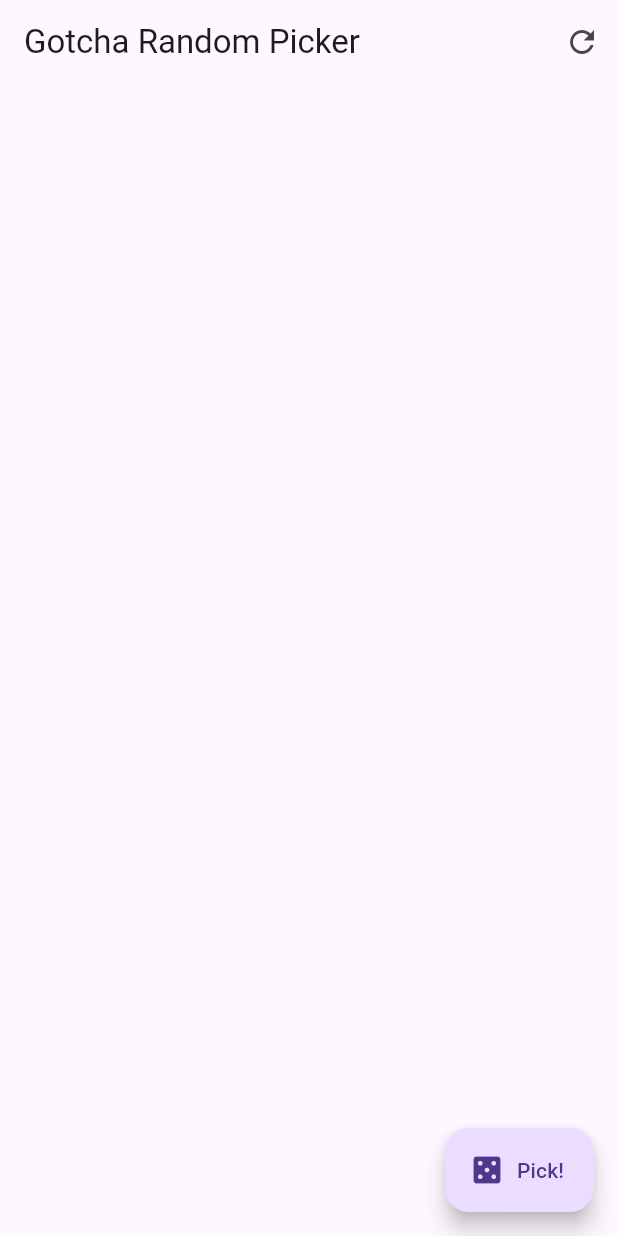
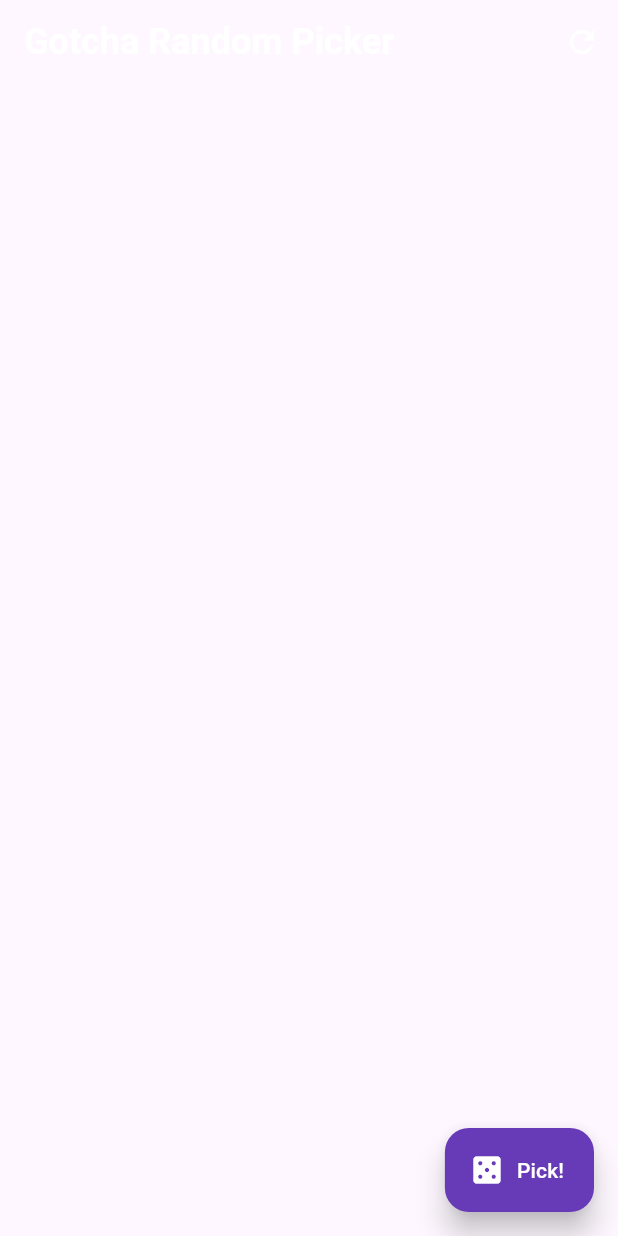
Before and after one commit to RensithUdara/Gotcha-Mobile-App, a Flutter app: the screen it shows after launch, on a phone screen of 412 x 824 dp. Run offline on Flutter 3.47's test engine with Material 3 defaults, Android fonts, the phone set to English and light mode, and no system bars; our stand-ins replace vibration; Roboto replaces fonts that are missing (Arial).

Commit message:
Enhance app theme with deep purple color scheme and custom app bar styles

```diff
--- a/lib/main.dart
+++ b/lib/main.dart
@@ -1,4 +1,5 @@
 import 'package:flutter/material.dart';
+import 'package:flutter/services.dart';
 import 'views/people_screen.dart';
 
 void main() {
@@ -11,11 +12,27 @@ class GotchaApp extends StatelessWidget {
     return MaterialApp(
       title: 'Gotcha Random Picker',
       theme: ThemeData(
-        primarySwatch: Colors.blue,
+        primarySwatch: Colors.deepPurple,
         brightness: Brightness.light,
         visualDensity: VisualDensity.adaptivePlatformDensity,
+        fontFamily: 'Arial',
+        appBarTheme: AppBarTheme(
+          elevation: 0,
+          backgroundColor: Colors.transparent,
+          systemOverlayStyle: SystemUiOverlayStyle.dark,
+          titleTextStyle: TextStyle(
+            color: Colors.white,
+            fontSize: 24,
+            fontWeight: FontWeight.bold,
+          ),
+          iconTheme: IconThemeData(color: Colors.white),
+        ),
+        floatingActionButtonTheme: FloatingActionButtonThemeData(
+          elevation: 8,
+          backgroundColor: Colors.deepPurple,
+          foregroundColor: Colors.white,
+        ),
       ),
-      darkTheme: ThemeData.dark(),
       home: PeopleScreen(),
       debugShowCheckedModeBanner: false,
     );
```
